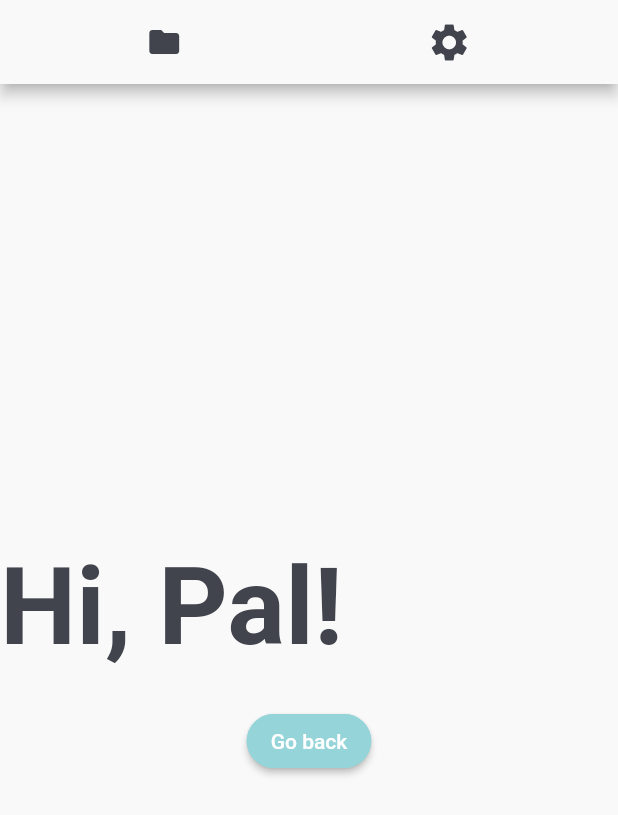
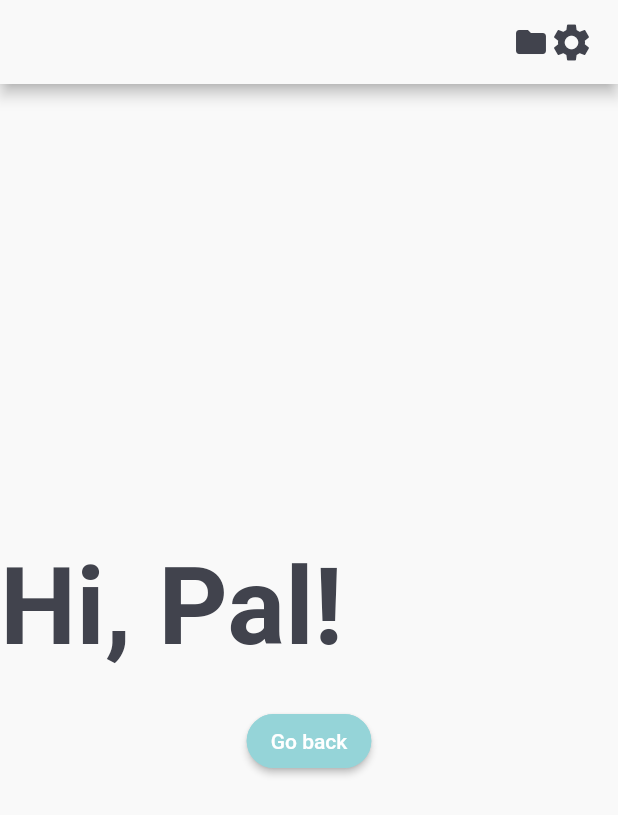
Before and after one commit to voelkc/listening-pal, a Flutter app: the HomePage screen opened directly, on a phone screen of 412 x 824 dp. Shown: the top 815 px of the screen. Run offline on Flutter 3.47's test engine with Material 2 defaults, Android fonts, the phone set to English and light mode, and no system bars; our stand-ins replace google_fonts, introduction_screen; Roboto replaces fonts that are missing (Dongle).

Commit message:
positioning stuff

```diff
--- a/testing_raiham/lib/pages/home.dart
+++ b/testing_raiham/lib/pages/home.dart
@@ -9,7 +9,7 @@ class HomePage extends StatelessWidget {
         appBar: AppBar(
             backgroundColor:  Theme.of(context).scaffoldBackgroundColor,
           title: Row(
-            mainAxisAlignment: MainAxisAlignment.spaceAround,
+            mainAxisAlignment: MainAxisAlignment.end,
             children: const <Widget>[
               Icon(
                 Icons.folder,
```
